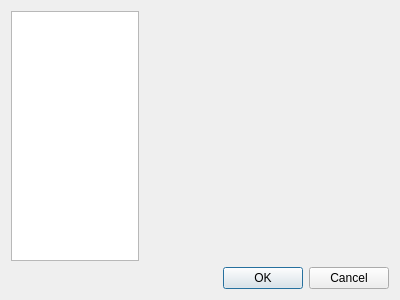
Old version of the form src/configdialog.ui in the repository flysight/flysight-viewer-qt.
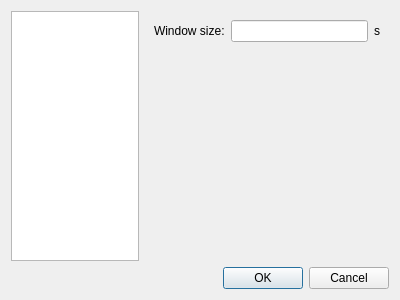
New version of the form. The open tabs and pages were chosen to show the change.

Commit message: Add wind calculation window to preferences

Patch:
```diff
--- a/src/configdialog.ui
+++ b/src/configdialog.ui
@@ -31,11 +31,9 @@
        <item>
         <widget class="QStackedWidget" name="pagesWidget">
          <property name="currentIndex">
-          <number>0</number>
+          <number>1</number>
          </property>
          <widget class="QWidget" name="page">
-          <layout class="QGridLayout" name="gridLayout_2">
-           <item row="0" column="0">
             <layout class="QVBoxLayout" name="verticalLayout_2">
              <item>
               <layout class="QHBoxLayout" name="horizontalLayout_2">
@@ -66,16 +64,51 @@
                <property name="sizeHint" stdset="0">
                 <size>
                  <width>20</width>
-                 <height>40</height>
+               <height>200</height>
                 </size>
                </property>
               </spacer>
              </item>
             </layout>
-           </item>
-          </layout>
+         </widget>
+         <widget class="QWidget" name="page_2">
+          <layout class="QVBoxLayout" name="verticalLayout_3">
+           <item>
+            <layout class="QHBoxLayout" name="horizontalLayout_3">
+             <item>
+              <widget class="QLabel" name="label_2">
+               <property name="text">
+                <string>Window size:</string>
+               </property>
+              </widget>
+             </item>
+             <item>
+              <widget class="QLineEdit" name="dtWindEdit"/>
+             </item>
+             <item>
+              <widget class="QLabel" name="label_3">
+               <property name="text">
+                <string>s</string>
+               </property>
+              </widget>
+             </item>
+            </layout>
+           </item>
+           <item>
+            <spacer name="verticalSpacer_2">
+             <property name="orientation">
+              <enum>Qt::Vertical</enum>
+             </property>
+             <property name="sizeHint" stdset="0">
+              <size>
+               <width>20</width>
+               <height>200</height>
+              </size>
+             </property>
+            </spacer>
+           </item>
+          </layout>
          </widget>
-         <widget class="QWidget" name="page_2"/>
         </widget>
        </item>
       </layout>
```
Lines whose indentation alone changed are shown as unchanged. The commit also changes 4 other files.
